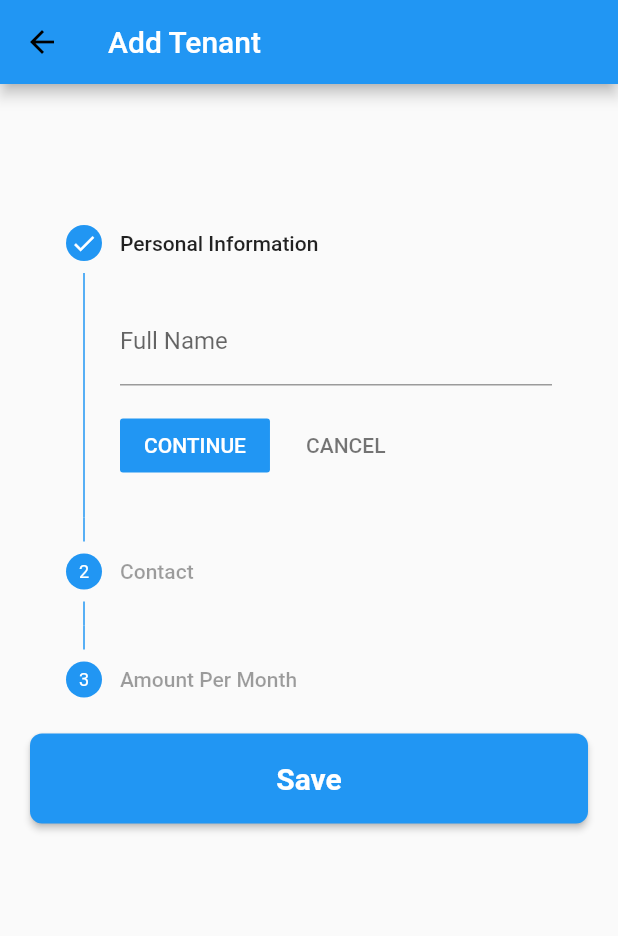
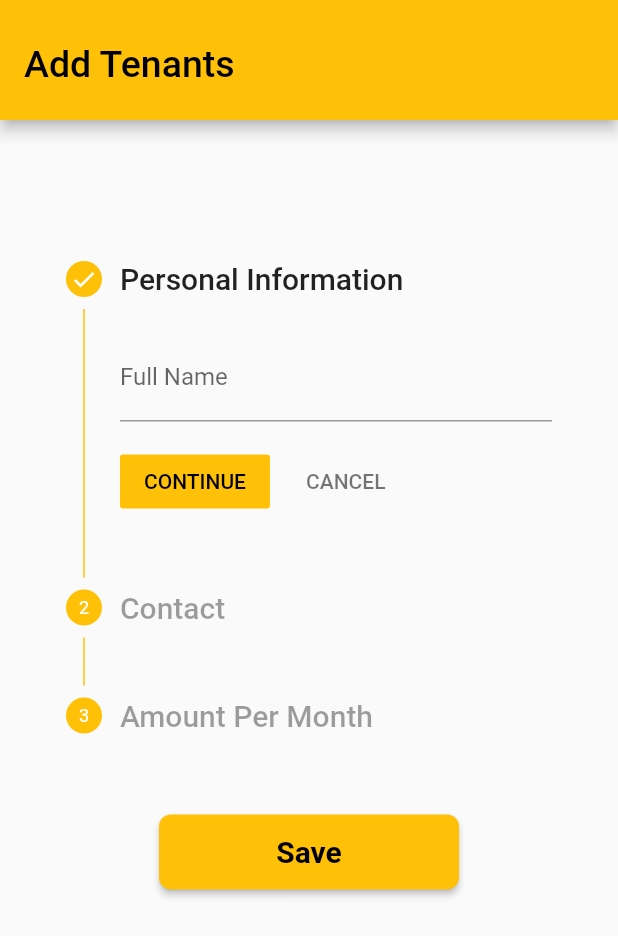
Before and after one commit to maqamylee0/MAnageTenats, a Flutter app: the AddTenant screen opened directly, on a phone screen of 412 x 824 dp. Shown: the top 936 px of the screen. Run offline on Flutter 3.47's test engine with Material 2 defaults, Android fonts, the phone set to English and light mode, and no system bars; our stand-ins replace device_preview, fluttertoast, shared_preferences; missing offline and left inert: cron; accounts and stored records are empty; network calls fail; key blocks and very long unbroken strings in the code were emptied for the run.

Commit message:
added styles

```diff
--- a/lib/main.dart
+++ b/lib/main.dart
@@ -76,7 +76,7 @@ class MyApp extends StatelessWidget {
       title: 'Flutter Demo',
       theme: ThemeData(
 
-        primarySwatch: Colors.blue,
+        primarySwatch: Colors.amber,
       ),
       home: Dashboard(),
     );
--- a/lib/screens/add_tenant/add_tenant.dart
+++ b/lib/screens/add_tenant/add_tenant.dart
@@ -43,12 +43,17 @@ class _AddTenantState extends State<AddTenant> {
 
 
     return  Scaffold(
-      appBar: AppBar(
-        leading: IconButton(
-          icon: Icon(Icons.arrow_back, color: Colors.black),
-          onPressed: () => Navigator.of(context).pop(),
+      appBar: PreferredSize(
+
+        preferredSize: Size.fromHeight(80),
+        child: AppBar(
+          title: Column(
+            children: [
+              SizedBox(height: 30,),
+              Text("Add Tenants",style: TextStyle(fontSize: 25),),
+            ],
           ),
-        title: Text("Add Tenant"),
+        ),
       ),
 
       body: SafeArea(
@@ -78,7 +83,7 @@ class _AddTenantState extends State<AddTenant> {
                       onStepCancel: cancel,
                       steps: <Step>[
                         Step(
-                          title: new Text('Personal Information'),
+                          title: new Text('Personal Information',style: TextStyle(fontSize: 20),),
                           content: Column(
                             children: <Widget>[
                               TextFormField(
@@ -98,7 +103,7 @@ class _AddTenantState extends State<AddTenant> {
                           StepState.complete : StepState.disabled,
                         ),
                         Step(
-                          title: new Text('Contact'),
+                          title: new Text('Contact',style: TextStyle(fontSize: 20)),
                           content: Column(
                             children: <Widget>[
                               TextFormField(
@@ -117,7 +122,7 @@ class _AddTenantState extends State<AddTenant> {
 
 
                         Step(
-                          title: new Text('Amount Per Month'),
+                          title: new Text('Amount Per Month',style: TextStyle(fontSize: 20)),
                           content: Column(
                             children: <Widget>[
                               TextFormField(
@@ -137,7 +142,10 @@ class _AddTenantState extends State<AddTenant> {
                     ),
                   ),
                 ),
-                ElevatedButton(
+                SizedBox(height: 30,),
+                SizedBox(
+                  width: 200,
+                  child: ElevatedButton(
 
                     child: Text("Save",style: TextStyle(fontWeight:FontWeight.bold,fontSize: 20),),
                     onPressed: () async  {
@@ -147,11 +155,12 @@ class _AddTenantState extends State<AddTenant> {
 
                     },
                     style: ElevatedButton.styleFrom(
-                    minimumSize: Size.fromHeight(60),
+                      minimumSize: Size.fromHeight(50),
 
 
                       shape: RoundedRectangleBorder(
                         borderRadius: BorderRadius.circular(8.0),
+                      ),
                     ),
                   ),
                 ),
```
Also changed, not shown: lib/screens/home/home.dart (+8 -2 lines), lib/screens/home/widgets/big_post.dart (+7 -1 lines), lib/screens/payments/payment.dart (+9 -3 lines), lib/screens/payments/widgets/big_pay.dart (+9 -5 lines). Lines whose indentation alone changed are shown as unchanged.
